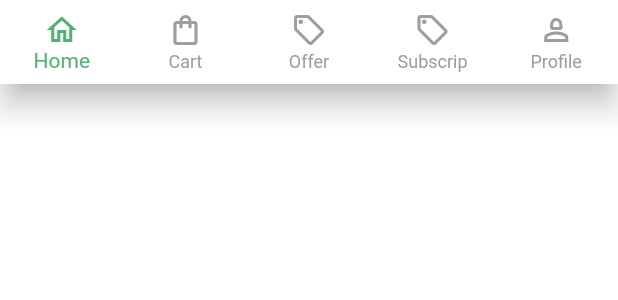
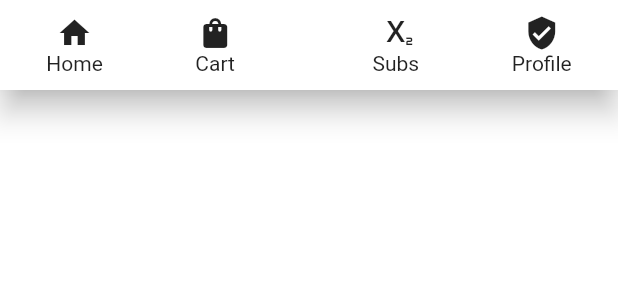
Before and after one commit to Groc-App/adps_basket, a Flutter app: the BotmNavBar widget shown alone on an empty page, opened directly, on a phone screen of 412 x 824 dp. Shown: the top 300 px of the screen. Run offline on Flutter 3.47's test engine with Material 2 defaults, Android fonts, the phone set to English and light mode, and no system bars; our stand-ins replace cached_network_image, confetti, connectivity_plus, firebase_auth, firebase_core, firebase_messaging and 15 more; missing offline and left inert: about, flutter_carousel_slider, scratcher; accounts and stored records are empty; network calls fail; key blocks and very long unbroken strings in the code were emptied for the run.

```diff
--- a/lib/Screens/homeScreen.dart
+++ b/lib/Screens/homeScreen.dart
@@ -51,6 +51,15 @@ class HomeScreen extends StatelessWidget {
           ],
         ),
       ),
+      floatingActionButtonLocation: FloatingActionButtonLocation.centerDocked,
+      floatingActionButton: FloatingActionButton(
+        onPressed: () {
+          Navigator.pushNamed(context, '/offerScreen');
+        },
+        backgroundColor: Colors.green,
+        foregroundColor: Colors.white,
+        child: Icon(Icons.offline_share),
+      ),
       bottomNavigationBar: const BotmNavBar(),
     );
   }
--- a/lib/Widgets/Homepage/BottomNavBar.dart
+++ b/lib/Widgets/Homepage/BottomNavBar.dart
@@ -2,59 +2,83 @@
 // ignore_for_file: file_names
 import 'package:flutter/material.dart';
 
-class BotmNavBar extends StatefulWidget {
+class BotmNavBar extends StatelessWidget {
   const BotmNavBar({super.key});
 
   @override
-  State<BotmNavBar> createState() => _BotmNavBarState();
-}
-
-class _BotmNavBarState extends State<BotmNavBar> {
-  @override
   Widget build(BuildContext context) {
-    int _selectedindex = 0;
-
-    var routes = [
-      '/homepage',
-      '/cartScreen',
-      '/offerScreen',
-      '/subscriptionScreen',
-      '/profileScreen',
-    ];
-
-    void _setIndex(int index) {
-      setState(() {
-        _selectedindex = index;
-      });
-      print(_selectedindex);
-      if (index == 0) {
-        return null;
-      } else {
-        Navigator.of(context).pushNamed('${routes[index]}');
-      }
-    }
-
-    final scSize = MediaQuery.of(context).size;
-    final scHeight = scSize.height;
-
-    return BottomNavigationBar(
-      currentIndex: _selectedindex,
-      onTap: _setIndex,
-      type: BottomNavigationBarType.fixed,
-      // backgroundColor: Colors.deepPurple,
-      // selectedItemColor: Colors.white,
-      // unselectedItemColor: Colors.grey,
-      items: [
-        BottomNavigationBarItem(icon: Icon(Icons.home_outlined), label: 'Home'),
-        BottomNavigationBarItem(
-            icon: Icon(Icons.shopping_bag_outlined), label: 'Cart'),
-        BottomNavigationBarItem(
-            icon: Icon(Icons.local_offer_outlined), label: 'Offer'),
-        BottomNavigationBarItem(
-            icon: Icon(Icons.local_offer_outlined), label: 'Subscrip'),
-        BottomNavigationBarItem(
-            icon: Icon(Icons.person_2_outlined), label: 'Profile'),
-      ],
+    return BottomAppBar(
+      notchMargin: 8.0,
+      height: 60,
+      shape: CircularNotchedRectangle(),
+      color: Colors.white,
+      child: Row(
+        mainAxisAlignment: MainAxisAlignment.spaceAround,
+        mainAxisSize: MainAxisSize.max,
+        children: [
+          Column(
+            mainAxisAlignment: MainAxisAlignment.center,
+            children: [
+              IconButton(
+                onPressed: () {},
+                constraints: BoxConstraints(),
+                tooltip: 'Home',
+                padding: EdgeInsets.all(0),
+                icon: Icon(Icons.home),
+              ),
+              Text('Home')
+            ],
+          ),
+          Column(
+            mainAxisAlignment: MainAxisAlignment.center,
+            children: [
+              IconButton(
+                onPressed: () {
+                  Navigator.pushNamed(context, '/cartScreen');
+                },
+                constraints: BoxConstraints(),
+                tooltip: 'Cart',
+                padding: EdgeInsets.all(0),
+                icon: Icon(Icons.shopping_bag),
+              ),
+              Text('Cart')
+            ],
+          ),
+          Container(
+            margin: EdgeInsets.only(left: 30),
+            child: Column(
+              mainAxisAlignment: MainAxisAlignment.center,
+              children: [
+                IconButton(
+                  onPressed: () {
+                    Navigator.pushNamed(context, '/subscriptionScreen');
+                  },
+                  constraints: BoxConstraints(),
+                  tooltip: 'Subscription',
+                  padding: EdgeInsets.all(0),
+                  icon: Icon(Icons.subscript),
+                ),
+                Text('Subs')
+              ],
+            ),
+          ),
+          Column(
+            mainAxisAlignment: MainAxisAlignment.center,
+            children: [
+              IconButton(
+                constraints: BoxConstraints(),
+                tooltip: 'Profile',
+                padding: EdgeInsets.all(0),
+                onPressed: () {
+                  Navigator.pushNamed(context, '/profileScreen');
+                },
+                icon: Icon(Icons.verified_user),
+              ),
+              Text('Profile')
+            ],
+          ),
+        ],
+      ),
     );
   }
 }
--- a/lib/Widgets/Homepage/MostSelling.dart
+++ b/lib/Widgets/Homepage/MostSelling.dart
@@ -25,13 +25,13 @@ class MostSelling extends StatelessWidget {
 
   Widget buildproduct(List<Product>? list, scWidth) {
     return Container(
-      height: scWidth * ((0.48 / 0.7) * 3) + 20,
+      height: scWidth * ((0.48 / 0.6) * 3) + 20,
       child: GridView.builder(
           padding: EdgeInsets.symmetric(horizontal: 5),
           physics: NeverScrollableScrollPhysics(),
           gridDelegate: const SliverGridDelegateWithFixedCrossAxisCount(
               crossAxisCount: 2,
-              childAspectRatio: 0.7,
+              childAspectRatio: 0.6,
               crossAxisSpacing: 3,
               mainAxisSpacing: 3),
           itemCount: list!.length,
--- a/lib/config.dart
+++ b/lib/config.dart
@@ -4,7 +4,8 @@ import 'dart:ui' as ui;
 class Config {
   /* -------------------------------- app setup ------------------------------- */
   static const String GrocApp = 'GrocApp';
-  static const String apiURL = '192.168.1.14:8000';
+  // static const String apiURL = '192.168.1.14:8000';
+  static const String apiURL = '127.0.0.1:8000';
 
   /* -------------------------------------------------------------------------- */
   /*                               End Points                                   */
```
